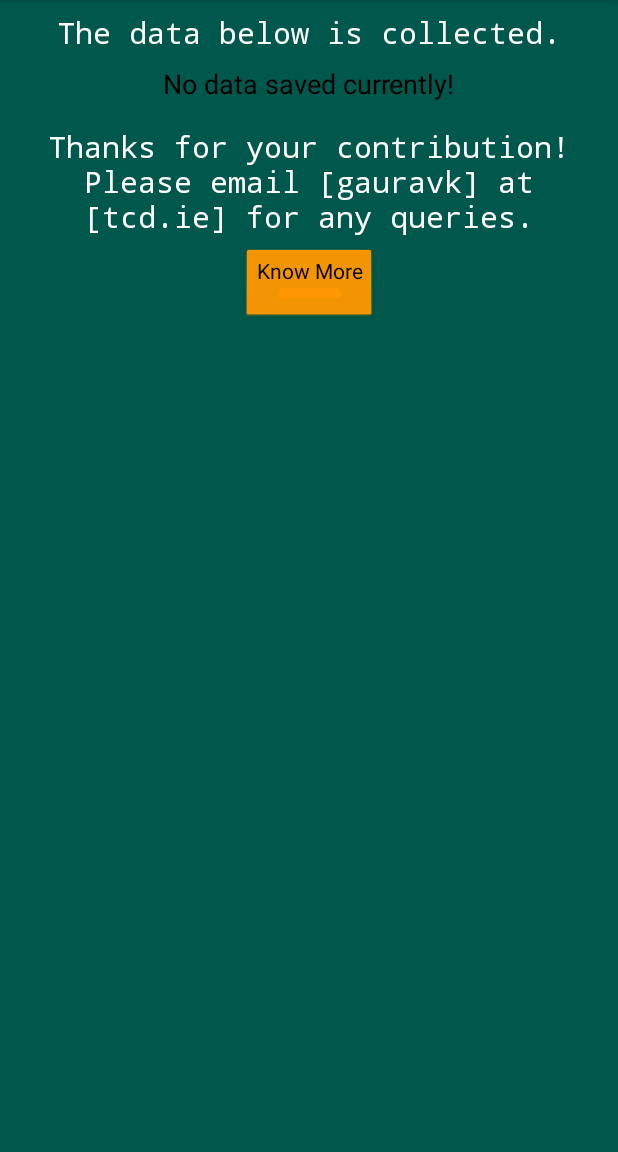
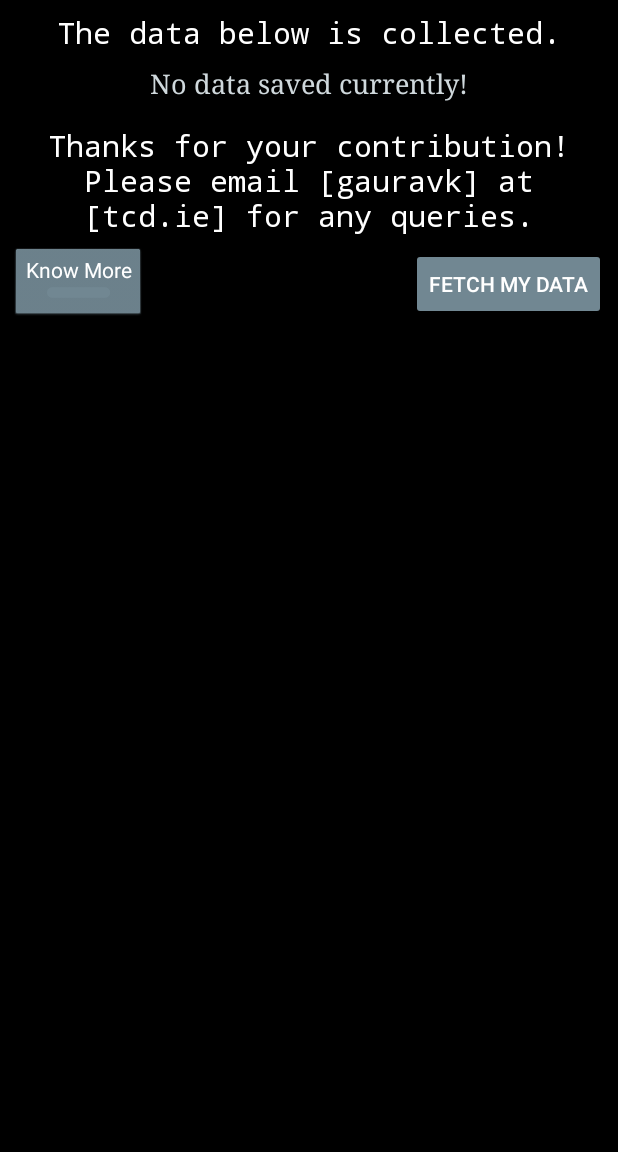
Before and after one commit to kulgaurav/NotificationLogger, an Android app: the screen it shows after launch once a user with an empty profile is signed in (MainActivity), on a phone screen of 412 x 824 dp, the part 84-1236 px from its top. Run offline under Robolectric (Android 15) with nearby library versions, the phone set to English and light mode, and no system bars; our stand-ins replace Firebase (no records; nobody signed in at launch, a user with empty details on screens opened directly).

Commit message:
Display changed

```diff
--- a/app/src/main/java/com/example/notificationlogger/MainActivity.java
+++ b/app/src/main/java/com/example/notificationlogger/MainActivity.java
@@ -18,6 +18,7 @@ import android.provider.Settings;
 import android.text.TextUtils;
 import android.text.method.ScrollingMovementMethod;
 import android.view.View;
+import android.widget.Button;
 import android.widget.CompoundButton;
 import android.widget.TextView;
 import android.widget.Toast;
@@ -73,6 +74,15 @@ public class MainActivity extends AppCompatActivity {
                 } else {
                     tv_know_more.setVisibility(View.INVISIBLE);
                 }
+            }
+        });
+
+
+        final Button buttonFetchData = findViewById(R.id.btnFetchData);
+        buttonFetchData.setOnClickListener(new View.OnClickListener() {
+            public void onClick(View v) {
+                Toast.makeText(getApplicationContext(), "Please mail to gauravk@tcd.ie for all your saved data.",
+                        Toast.LENGTH_LONG).show();
             }
         });
 
--- a/app/src/main/java/com/example/notificationlogger/ServiceBackground.java
+++ b/app/src/main/java/com/example/notificationlogger/ServiceBackground.java
@@ -172,7 +172,7 @@ public class ServiceBackground extends Service implements GoogleApiClient.Connec
         }
 
         for(Map.Entry<String, Object> entry : notificationObj.entrySet()){
-            toConsole.append(entry.getKey() + ": " + entry.getValue() + "\n");
+            toConsole.append(entry.getKey() + " => " + entry.getValue() + "\n");
         }
 
         SharedPreferences pref = getApplicationContext().getSharedPreferences(UtilsAndConst.SHARED_PREF_LOGGER, 0); // 0 - for private mode
--- a/app/src/main/res/layout/activity_login.xml
+++ b/app/src/main/res/layout/activity_login.xml
@@ -7,22 +7,26 @@
     android:gravity="center_vertical"
     android:orientation="vertical"
     android:padding="16dp"
+    android:background="@color/colorBlack"
     tools:context="com.example.notificationlogger.LoginActivity">
 
     <TextView
         android:layout_width="wrap_content"
         android:layout_height="wrap_content"
+        android:textColor="@color/colorWhite"
         android:text="Account login"/>
     <EditText
         android:id="@+id/email"
         android:layout_width="match_parent"
         android:layout_height="wrap_content"
+        android:textColor="@color/colorWhite"
         android:hint="Email" />
 
     <EditText
         android:id="@+id/password"
         android:layout_width="match_parent"
         android:layout_height="wrap_content"
+        android:textColor="@color/colorWhite"
         android:hint="Password"
         android:inputType="textPassword" />
 
@@ -30,6 +34,7 @@
         android:id="@+id/login"
         android:layout_width="match_parent"
         android:layout_height="wrap_content"
+        android:backgroundTint="@color/colorBTN"
         android:text="Login" />
 
     <ProgressBar
--- a/app/src/main/res/layout/activity_main.xml
+++ b/app/src/main/res/layout/activity_main.xml
@@ -5,7 +5,7 @@
     android:id="@+id/linearLayout"
     android:layout_width="match_parent"
     android:layout_height="match_parent"
-    android:background="@color/colorPrimaryDark">
+    android:background="@color/colorBlack">
 
     <TextView
         android:id="@+id/tv_data_collection_description"
@@ -30,9 +30,9 @@
         android:layout_marginTop="8dp"
         android:layout_marginEnd="8dp"
         android:text="@string/notification_logo"
-        android:textColor="@color/colorBlack"
+        android:textColor="@color/colorGrey"
         android:textSize="18sp"
-        android:typeface="normal"
+        android:typeface="serif"
         app:layout_constraintEnd_toEndOf="parent"
         app:layout_constraintStart_toStartOf="parent"
         app:layout_constraintTop_toBottomOf="@+id/tv_data_collection_description" />
@@ -53,6 +53,18 @@
         app:layout_constraintStart_toStartOf="parent"
         app:layout_constraintTop_toBottomOf="@+id/tv_show_data" />
 
+    <Button
+        android:id="@+id/btnFetchData"
+        style="@style/Widget.AppCompat.Button.Colored"
+        android:layout_width="wrap_content"
+        android:layout_height="wrap_content"
+        android:layout_marginTop="8dp"
+        android:layout_marginEnd="8dp"
+        android:backgroundTint="@color/colorBTN"
+        android:text="Fetch my data"
+        app:layout_constraintEnd_toEndOf="parent"
+        app:layout_constraintTop_toBottomOf="@+id/tv_data_thanks" />
+
     <ToggleButton
         android:id="@+id/btn_know_more"
         style="@android:style/Widget.Button.Toggle"
@@ -60,12 +72,11 @@
         android:layout_height="wrap_content"
         android:layout_marginStart="8dp"
         android:layout_marginTop="8dp"
-        android:layout_marginEnd="8dp"
-        android:backgroundTint="#FF9800"
+        android:backgroundTint="@color/colorBTN"
         android:text="Know More"
         android:textOff="Know More"
         android:textOn="Hide"
-        app:layout_constraintEnd_toEndOf="parent"
+        android:textColor="@color/colorWhite"
         app:layout_constraintStart_toStartOf="parent"
         app:layout_constraintTop_toBottomOf="@+id/tv_data_thanks" />
 
@@ -89,4 +100,6 @@
         android:text="@string/big_know_more"/>
 
 
+
+
 </androidx.constraintlayout.widget.ConstraintLayout>
--- a/app/src/main/res/values/colors.xml
+++ b/app/src/main/res/values/colors.xml
@@ -6,4 +6,7 @@
     <color name="colorBlack">#000000</color>
     <color name="colorWhite">#FFFFFF</color>
 
+    <color name="colorBTN">#718792</color>
+    <color name="colorGrey">#cfd8dc</color>
+
 </resources>
```
